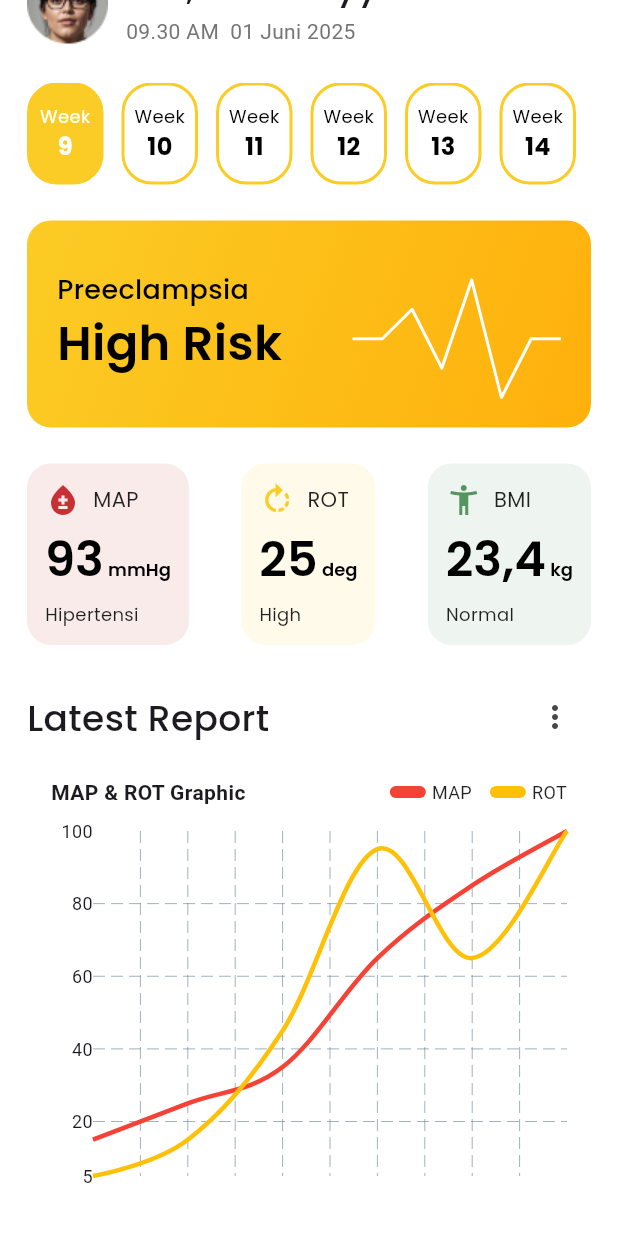
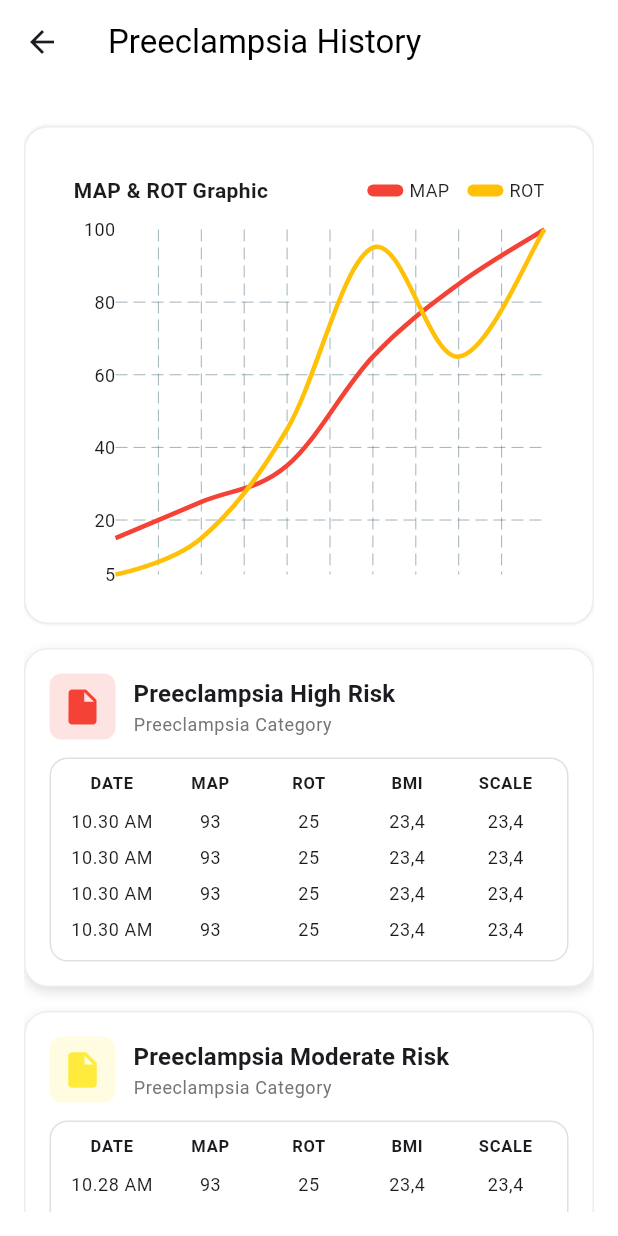
Before and after one commit to balbinopb/mamacare_app, a Flutter app: the UserDetailsView screen opened by its route, scrolled down 51 dp, after a tap on the "more vert" icon, after a tap on "Detail Riwayat", on a phone screen of 412 x 824 dp. Run offline on Flutter 3.47's test engine with Material 3 defaults, Android fonts, the phone set to English and light mode, and no system bars; drawn by our look-alikes of fl_chart; our stand-ins replace font_awesome_flutter, get, google_fonts, image_picker.

Commit message:
migrate to use get cli

```diff
--- a/lib/app/constants/app_colors.dart
+++ b/lib/app/constants/app_colors.dart
@@ -1,6 +1,4 @@
 
-
-import 'dart:ui';
 
 import 'package:flutter/material.dart';
 
--- a/lib/app/modules/admin/admin_home/views/admin_home_view.dart
+++ b/lib/app/modules/admin/admin_home/views/admin_home_view.dart
@@ -3,6 +3,7 @@ import 'package:flutter/material.dart';
 import 'package:get/get.dart';
 import 'package:google_fonts/google_fonts.dart';
 import 'package:mamacare/app/constants/app_colors.dart';
+import 'package:mamacare/app/routes/app_pages.dart';
 import 'package:mamacare/app/widgets/admin/user_tile.dart';
 
 import '../controllers/admin_home_controller.dart';
@@ -143,6 +144,8 @@ class AdminHomeView extends GetView<AdminHomeController> {
                     itemCount: controller.searchUser.length,
                     itemBuilder: (context, index) {
                       return UserTile(
+                        routeUserDetatis: () =>
+                            Get.toNamed(Routes.USER_DETAILS),
                         user: controller.searchUser[index],
                         onDelete: () => controller.deleteUser(index),
                       );
--- /dev/null
+++ b/lib/app/modules/user_history/bindings/user_history_binding.dart
@@ -0,0 +1,12 @@
+import 'package:get/get.dart';
+
+import '../controllers/user_history_controller.dart';
+
+class UserHistoryBinding extends Bindings {
+  @override
+  void dependencies() {
+    Get.lazyPut<UserHistoryController>(
+      () => UserHistoryController(),
+    );
+  }
+}
--- /dev/null
+++ b/lib/app/modules/user_history/controllers/user_history_controller.dart
@@ -0,0 +1,95 @@
+import 'package:fl_chart/fl_chart.dart';
+import 'package:flutter/material.dart';
+import 'package:get/get.dart';
+import 'package:mamacare/app/data/models/line_chart_model.dart';
+
+class UserHistoryController extends GetxController {
+  var selectedFilter = 'All'.obs;
+  List<String> filters = ['All', 'Normal', 'Moderate', 'High'];
+
+  final data = [
+    {
+      'title': 'Preeclampsia High Risk',
+      'time': '10.30 AM',
+      'date': '01 Juni 2025',
+      'level': 'High',
+    },
+    {
+      'title': 'Preeclampsia Moderate Risk',
+      'time': '10.28 AM',
+      'date': '01 Juni 2025',
+      'level': 'Moderate',
+    },
+    {
+      'title': 'Preeclampsia Normal Risk',
+      'time': '10.28 AM',
+      'date': '01 Juni 2025',
+      'level': 'Normal',
+    },
+  ];
+
+  List<Map<String, String>> get filteredData {
+    if (selectedFilter.value == 'All') return data;
+    return data.where((item) => item['level'] == selectedFilter.value).toList();
+  }
+
+  void changeFilter(String filter) {
+    selectedFilter.value = filter;
+  }
+
+  Color getColor(String level) {
+    switch (level) {
+      case 'High':
+        return Colors.red.shade100;
+      case 'Moderate':
+        return Colors.yellow.shade100;
+      case 'Normal':
+        return Colors.green.shade100;
+      default:
+        return Colors.grey.shade200;
+    }
+  }
+
+  Color getIconColor(String level) {
+    switch (level) {
+      case 'High':
+        return Colors.red;
+      case 'Moderate':
+        return Colors.yellow;
+      case 'Normal':
+        return Colors.green;
+      default:
+        return Colors.grey.shade200;
+    }
+  }
+
+  final chartData = LineChartModel(
+    title: 'MAP & ROT Graphic',
+    entries: [
+      LineChartEntry(
+        label: 'MAP',
+        color: Colors.red,
+        spots: [
+          FlSpot(0, 15),
+          FlSpot(1, 25),
+          FlSpot(2, 35),
+          FlSpot(3, 65),
+          FlSpot(4, 85),
+          FlSpot(5, 100),
+        ],
+      ),
+      LineChartEntry(
+        label: 'ROT',
+        color: Colors.amber,
+        spots: [
+          FlSpot(0, 5),
+          FlSpot(1, 15),
+          FlSpot(2, 45),
+          FlSpot(3, 95),
+          FlSpot(4, 65),
+          FlSpot(5, 100),
+        ],
+      ),
+    ],
+  ).obs;
+}
--- /dev/null
+++ b/lib/app/modules/user_history/views/user_history_view.dart
@@ -0,0 +1,125 @@
+import 'package:flutter/material.dart';
+import 'package:flutter/services.dart';
+
+import 'package:get/get.dart';
+import 'package:mamacare/app/constants/app_colors.dart';
+import 'package:mamacare/app/widgets/general/map_rot_chart.dart';
+import 'package:mamacare/app/widgets/general/table_history.dart';
+
+import '../controllers/user_history_controller.dart';
+
+class UserHistoryView extends GetView<UserHistoryController> {
+  const UserHistoryView({super.key});
+  @override
+  Widget build(BuildContext context) {
+    return Scaffold(
+      appBar: AppBar(
+        title: Text(
+          'Preeclampsia History',
+          style: TextStyle(color: Colors.black),
+        ),
+        backgroundColor: AppColors.white,
+        surfaceTintColor: Colors.transparent,
+      ),
+      body: Obx(() {
+        return Padding(
+          padding: const EdgeInsets.all(16.0),
+          child: CustomScrollView(
+            slivers: [
+              SliverToBoxAdapter(
+                child: Column(
+                  children: [
+                    SizedBox(height: 12),
+
+                    // Filter chips
+                    // SizedBox(
+                    //   height: 40,
+                    //   child: ListView.separated(
+                    //     scrollDirection: Axis.horizontal,
+                    //     padding: EdgeInsets.symmetric(horizontal: 16),
+                    //     itemCount: controller.filters.length,
+                    //     separatorBuilder: (_, __) => SizedBox(width: 8),
+                    //     itemBuilder: (context, index) {
+                    //       final filter = controller.filters[index];
+                    //       return Obx(() {
+                    //         final isSelected = controller.selectedFilter.value == filter;
+                    //         return ChoiceChip(
+                    //           side: BorderSide(color: Colors.amber),
+                    //           shape: RoundedRectangleBorder(
+                    //             borderRadius: BorderRadius.circular(20),
+                    //           ),
+                    //           label: Text(
+                    //             filter,
+                    //             style: TextStyle(
+                    //               color: isSelected ? Colors.white : Colors.black,
+                    //               fontWeight: FontWeight.w600,
+                    //             ),
+                    //           ),
+                    //           selected: isSelected,
+                    //           selectedColor: Colors.amber,
+                    //           onSelected: (_) => controller.changeFilter(filter),
+                    //         );
+                    //       });
+                    //     },
+                    //   ),
+                    // ),
+                    Container(
+                      // margin: EdgeInsets.only(bottom: 16,),
+                      // width: MediaQuery.of(context).size.width * 0.9,
+                      padding: const EdgeInsets.all(16),
+                      decoration: BoxDecoration(
+                        color: AppColors.white,
+                        border: Border.all(
+                          color: Colors.grey.shade200,
+                        ), // Outer border
+                        borderRadius: BorderRadius.circular(16),
+                        boxShadow: [
+                          BoxShadow(
+                            color: Colors.black12,
+                            blurRadius: 1,
+                            offset: Offset(0, 0),
+                          ),
+                        ],
+                      ),
+                      child: MapRotChart(data: controller.chartData.value),
+                    ),
+
+                    SizedBox(height: 16),
+                  ],
+                ),
+              ),
+
+              // Main list using RiskCard
+              if (controller.filteredData.isEmpty)
+                SliverFillRemaining(child: Center(child: Text('history Empty')))
+              else
+                SliverList(
+                  delegate: SliverChildBuilderDelegate((context, index) {
+                    final item = controller.filteredData[index];
+
+                    return TableHistory(
+                      title: item['title']!,
+                      subtitle: "Preeclampsia Category",
+                      icon: Icons.insert_drive_file,
+                      iconColor: controller.getIconColor(item['level']!),
+                      headers: ["DATE", "MAP", "ROT", "BMI", "SCALE"],
+                      data: List.generate(
+                        4,
+                        (_) => [
+                          "${item['time']} ${item['date']}",
+                          "93",
+                          "25",
+                          "23,4",
+                          "23,4",
+                        ],
+                      ),
+                    );
+                  }, childCount: controller.filteredData.length),
+                ),
+            ],
+          ),
+        );
+      }),
+    );
+  }
+}
--- a/lib/app/routes/app_pages.dart
+++ b/lib/app/routes/app_pages.dart
@@ -14,12 +14,15 @@ import '../modules/login/bindings/login_binding.dart';
 import '../modules/login/views/login_view.dart';
 import '../modules/user_details/bindings/user_details_binding.dart';
 import '../modules/user_details/views/user_details_view.dart';
+import '../modules/user_history/bindings/user_history_binding.dart';
+import '../modules/user_history/views/user_history_view.dart';
 
 part 'app_routes.dart';
 
 class AppPages {
   AppPages._();
 
+  // ignore: constant_identifier_names
   static const INITIAL = Routes.LOGIN;
 
   static final routes = [
@@ -58,5 +61,10 @@ class AppPages {
       page: () => const UserDetailsView(),
       binding: UserDetailsBinding(),
     ),
+    GetPage(
+      name: _Paths.USER_HISTORY,
+      page: () => const UserHistoryView(),
+      binding: UserHistoryBinding(),
+    ),
   ];
 }
--- a/lib/app/routes/app_routes.dart
+++ b/lib/app/routes/app_routes.dart
@@ -1,3 +1,5 @@
+// ignore_for_file: constant_identifier_names
+
 part of 'app_pages.dart';
 // DO NOT EDIT. This is code generated via package:get_cli/get_cli.dart
 
@@ -10,6 +12,7 @@ abstract class Routes {
   static const ADMIN_SETTING = _Paths.ADMIN_SETTING;
   static const ADMIN_ABOUT = _Paths.ADMIN_ABOUT;
   static const USER_DETAILS = _Paths.USER_DETAILS;
+  static const USER_HISTORY = _Paths.USER_HISTORY;
 }
 
 abstract class _Paths {
@@ -22,4 +25,5 @@ abstract class _Paths {
   static const ADMIN_SETTING = '/admin-setting';
   static const ADMIN_ABOUT = '/admin-about';
   static const USER_DETAILS = '/user-details';
+  static const USER_HISTORY = '/user-history';
 }
--- a/lib/app/widgets/admin/user_tile.dart
+++ b/lib/app/widgets/admin/user_tile.dart
@@ -1,28 +1,28 @@
 import 'package:flutter/material.dart';
+import 'package:mamacare/app/constants/app_colors.dart';
 import 'package:mamacare/app/data/models/user_model/user_model.dart';
-
 
 class UserTile extends StatelessWidget {
   final UserModel user;
   final VoidCallback onDelete;
+  final VoidCallback routeUserDetatis;
 
-  const UserTile({super.key, required this.user, required this.onDelete});
+  const UserTile({
+    super.key,
+    required this.user,
+    required this.onDelete,
+    required this.routeUserDetatis,
+  });
 
   @override
   Widget build(BuildContext context) {
     return Card(
-      // margin: const EdgeInsets.symmetric(vertical: 4),
-      color: Colors.white,
+      color: AppColors.white,
       child: SizedBox(
         height: 101,
         child: ListTile(
           leading: GestureDetector(
-            onTap: () {
-              // Navigator.push(
-              //   context,
-              //   MaterialPageRoute(builder: (_) => UserDetailsScreen()),
-              // );
-            },
+            onTap: routeUserDetatis,
             child: Icon(Icons.person, color: Colors.yellow.shade800, size: 32),
           ),
           title: Column(
@@ -34,7 +34,7 @@ class UserTile extends StatelessWidget {
             ],
           ),
           trailing: IconButton(
-            icon: const Icon(Icons.delete_outline),
+            icon: Icon(Icons.delete_outline),
             onPressed: onDelete,
           ),
         ),
--- a/lib/app/widgets/general/pop_up_menu.dart
+++ b/lib/app/widgets/general/pop_up_menu.dart
@@ -1,6 +1,7 @@
 import 'package:flutter/material.dart';
 import 'package:get/get.dart';
 import 'package:mamacare/app/constants/app_colors.dart';
+import 'package:mamacare/app/routes/app_pages.dart';
 
 class PopUpMenu extends StatefulWidget {
   const PopUpMenu({super.key});
@@ -32,7 +33,7 @@ class _PopUpMenuState extends State<PopUpMenu> {
               child: GestureDetector(
                 onTap: () {
                   _popupEntry?.remove();
-                  // Get.toNamed(AppRoutes.userHistory);
+                  Get.toNamed(Routes.USER_HISTORY);
                 },
                 child: Container(
                   width: 130,
--- /dev/null
+++ b/lib/app/widgets/general/table_history.dart
@@ -0,0 +1,129 @@
+import 'package:flutter/material.dart';
+import 'package:mamacare/app/constants/app_colors.dart';
+
+class TableHistory extends StatelessWidget {
+  final String title;
+  final String subtitle;
+  final IconData icon;
+  final Color iconColor;
+  final List<List<String>> data; // table rows
+  final List<String> headers; // table header
+
+  const TableHistory({
+    super.key,
+    required this.title,
+    required this.subtitle,
+    required this.icon,
+    required this.iconColor,
+    required this.headers,
+    required this.data,
+  });
+
+  @override
+  Widget build(BuildContext context) {
+    return Container(
+      margin: EdgeInsets.only(bottom: 16),
+      padding: const EdgeInsets.all(16),
+      decoration: BoxDecoration(
+        color: AppColors.white,
+        border: Border.all(color: Colors.grey.shade200), // Outer border
+        borderRadius: BorderRadius.circular(16),
+        boxShadow: [
+          BoxShadow(color: Colors.black12, blurRadius: 6, offset: Offset(0, 3)),
+        ],
+      ),
+      child: Column(
+        crossAxisAlignment: CrossAxisAlignment.start,
+        children: [
+          // Header Row
+          Row(
+            children: [
+              Container(
+                padding: const EdgeInsets.all(8),
+                decoration: BoxDecoration(
+                  // ignore: deprecated_member_use
+                  color: iconColor.withOpacity(0.15),
+                  borderRadius: BorderRadius.circular(8),
+                ),
+                child: Icon(icon, color: iconColor, size: 28),
+              ),
+              SizedBox(width: 12),
+              Column(
+                crossAxisAlignment: CrossAxisAlignment.start,
+                children: [
+                  Text(
+                    title,
+                    style: Theme.of(context).textTheme.titleMedium?.copyWith(
+                      fontWeight: FontWeight.bold,
+                    ),
+                  ),
+                  Text(
+                    subtitle,
+                    style: Theme.of(
+                      context,
+                    ).textTheme.bodySmall?.copyWith(color: Colors.grey[600]),
+                  ),
+                ],
+              ),
+            ],
+          ),
+          SizedBox(height: 12),
+
+          // Table Container
+          Container(
+            width: double.infinity,
+            decoration: BoxDecoration(
+              color: AppColors.white,
+              border: Border.all(color: Colors.grey.shade300), // Inner border
+              borderRadius: BorderRadius.circular(12),
+            ),
+            padding: const EdgeInsets.all(8),
+            child: Column(
+              children: [
+                // Header Row
+                Row(
+                  mainAxisAlignment: MainAxisAlignment.spaceBetween,
+                  children: headers
+                      .map(
+                        (h) => Expanded(
+                          child: Text(
+                            h,
+                            textAlign: TextAlign.center,
+                            style: Theme.of(context).textTheme.labelSmall
+                                ?.copyWith(fontWeight: FontWeight.bold),
+                          ),
+                        ),
+                      )
+                      .toList(),
+                ),
+                SizedBox(height: 6),
+                // Data Rows
+                ...data.map(
+                  (row) => Padding(
+                    padding: const EdgeInsets.symmetric(vertical: 4),
+                    child: Row(
+                      mainAxisAlignment: MainAxisAlignment.spaceBetween,
+                      children: row
+                          .map(
+                            (cell) => Expanded(
+                              child: Text(
+                                cell,
+                                textAlign: TextAlign.center,
+                                style: Theme.of(context).textTheme.bodySmall,
+                                maxLines: 1,
+                                // overflow: TextOverflow.ellipsis,
+                              ),
+                            ),
+                          )
+                          .toList(),
+                    ),
+                  ),
+                ),
+              ],
+            ),
+          ),
+        ],
+      ),
+    );
+  }
+}
```
